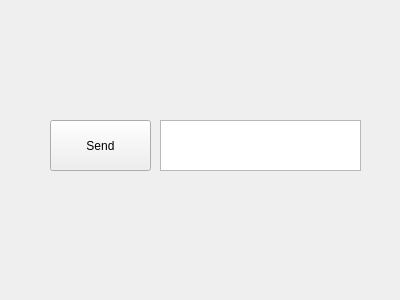
Before: the Qt Designer form MainApp/MainApp.ui in jimmy-loyola/QtGui, drawn with Qt 5.
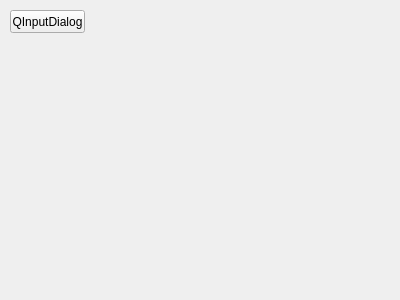
After: the same form once the commit is applied.

Commit message:
The QInpuDialog class
Simple demo on how to use a simple input dialog in Qt

Diff of the .ui file:
```diff
--- a/MainApp/MainApp.ui
+++ b/MainApp/MainApp.ui
@@ -16,24 +16,14 @@
   <widget class="QPushButton" name="testBtn">
    <property name="geometry">
     <rect>
-     <x>50</x>
-     <y>120</y>
-     <width>101</width>
-     <height>51</height>
+     <x>10</x>
+     <y>10</y>
+     <width>75</width>
+     <height>23</height>
     </rect>
    </property>
    <property name="text">
-    <string>Send</string>
-   </property>
-  </widget>
-  <widget class="QTextEdit" name="textEdit">
-   <property name="geometry">
-    <rect>
-     <x>160</x>
-     <y>120</y>
-     <width>201</width>
-     <height>51</height>
-    </rect>
+    <string>QInputDialog</string>
    </property>
   </widget>
  </widget>
```
Left out of the diff: 2 changed lines with no effect on the pictures. The commit also changes 2 other files.
